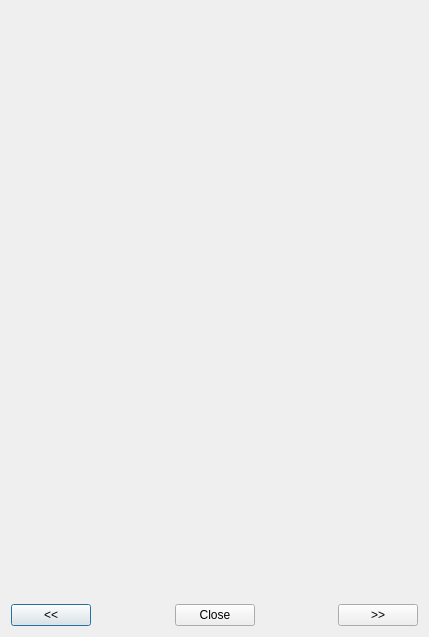
This is pagebrowser.ui in comictagger/comictagger as Qt 5 draws it before an edit. The edited form follows.
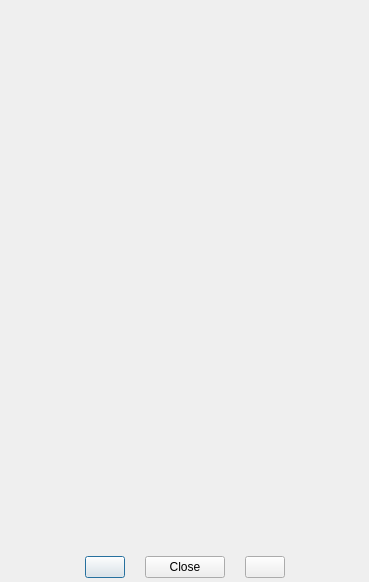
This is the edited form.

Commit message: Tweaked the pagebrowser layout Added arrow icons for some buttons

Diff of the .ui file:
```diff
--- a/pagebrowser.ui
+++ b/pagebrowser.ui
@@ -6,8 +6,8 @@
    <rect>
     <x>0</x>
     <y>0</y>
-    <width>429</width>
-    <height>637</height>
+    <width>369</width>
+    <height>582</height>
    </rect>
   </property>
   <property name="sizePolicy">
@@ -20,8 +20,29 @@
    <string>Page Browser</string>
   </property>
   <layout class="QGridLayout" name="gridLayout">
+   <property name="leftMargin">
+    <number>0</number>
+   </property>
+   <property name="topMargin">
+    <number>0</number>
+   </property>
+   <property name="rightMargin">
+    <number>0</number>
+   </property>
+   <property name="bottomMargin">
+    <number>4</number>
+   </property>
+   <property name="horizontalSpacing">
+    <number>0</number>
+   </property>
+   <property name="verticalSpacing">
+    <number>2</number>
+   </property>
    <item row="0" column="0">
     <layout class="QVBoxLayout" name="verticalLayout">
+     <property name="spacing">
+      <number>0</number>
+     </property>
      <item>
       <widget class="QWidget" name="pageContainer" native="true">
        <property name="sizePolicy">
@@ -40,18 +61,43 @@
      </item>
      <item>
       <layout class="QHBoxLayout" name="horizontalLayout">
+       <property name="spacing">
+        <number>20</number>
+       </property>
        <property name="sizeConstraint">
         <enum>QLayout::SetMaximumSize</enum>
        </property>
+       <property name="topMargin">
+        <number>4</number>
+       </property>
+       <item>
+        <spacer name="horizontalSpacer">
+         <property name="orientation">
+          <enum>Qt::Horizontal</enum>
+         </property>
+         <property name="sizeHint" stdset="0">
+          <size>
+           <width>40</width>
+           <height>20</height>
+          </size>
+         </property>
+        </spacer>
+       </item>
        <item>
         <widget class="QPushButton" name="btnPrev">
          <property name="text">
-          <string>&lt;&lt;</string>
+          <string/>
          </property>
         </widget>
        </item>
        <item>
         <widget class="QDialogButtonBox" name="buttonBox">
+         <property name="sizePolicy">
+          <sizepolicy hsizetype="Fixed" vsizetype="Fixed">
+           <horstretch>0</horstretch>
+           <verstretch>0</verstretch>
+          </sizepolicy>
+         </property>
          <property name="orientation">
           <enum>Qt::Horizontal</enum>
          </property>
@@ -66,10 +112,26 @@
        <item>
         <widget class="QPushButton" name="btnNext">
          <property name="text">
-          <string>&gt;&gt;</string>
+          <string/>
+         </property>
+         <property name="autoDefault">
+          <bool>false</bool>
          </property>
         </widget>
        </item>
+       <item>
+        <spacer name="horizontalSpacer_2">
+         <property name="orientation">
+          <enum>Qt::Horizontal</enum>
+         </property>
+         <property name="sizeHint" stdset="0">
+          <size>
+           <width>40</width>
+           <height>20</height>
+          </size>
+         </property>
+        </spacer>
+       </item>
       </layout>
      </item>
     </layout>
```
The commit also changes 5 other files.
